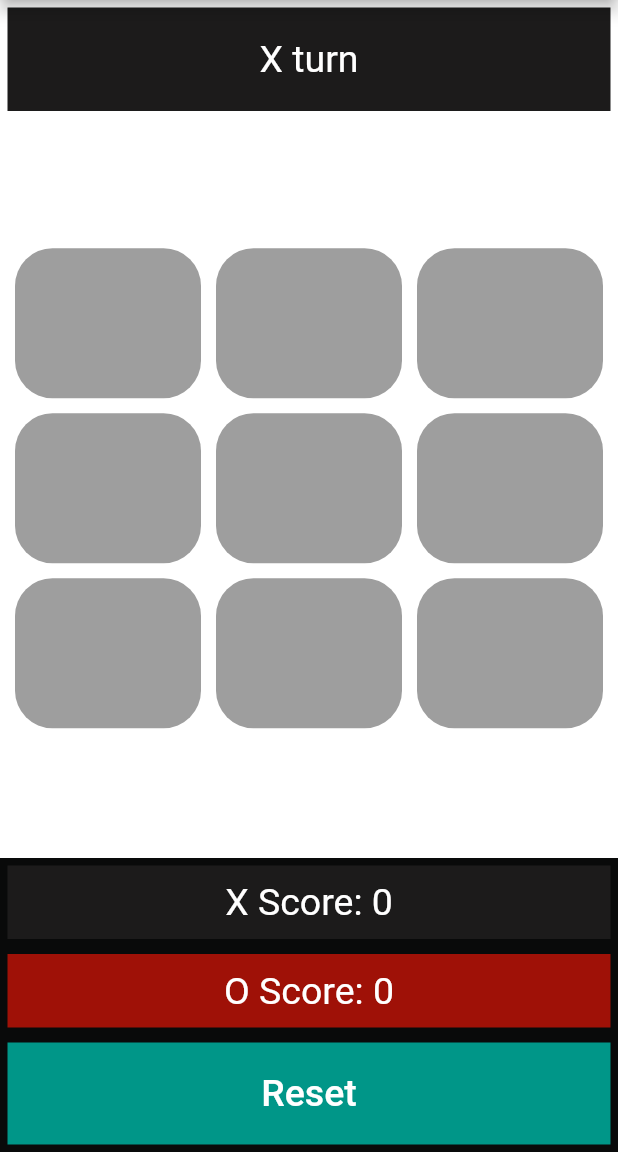
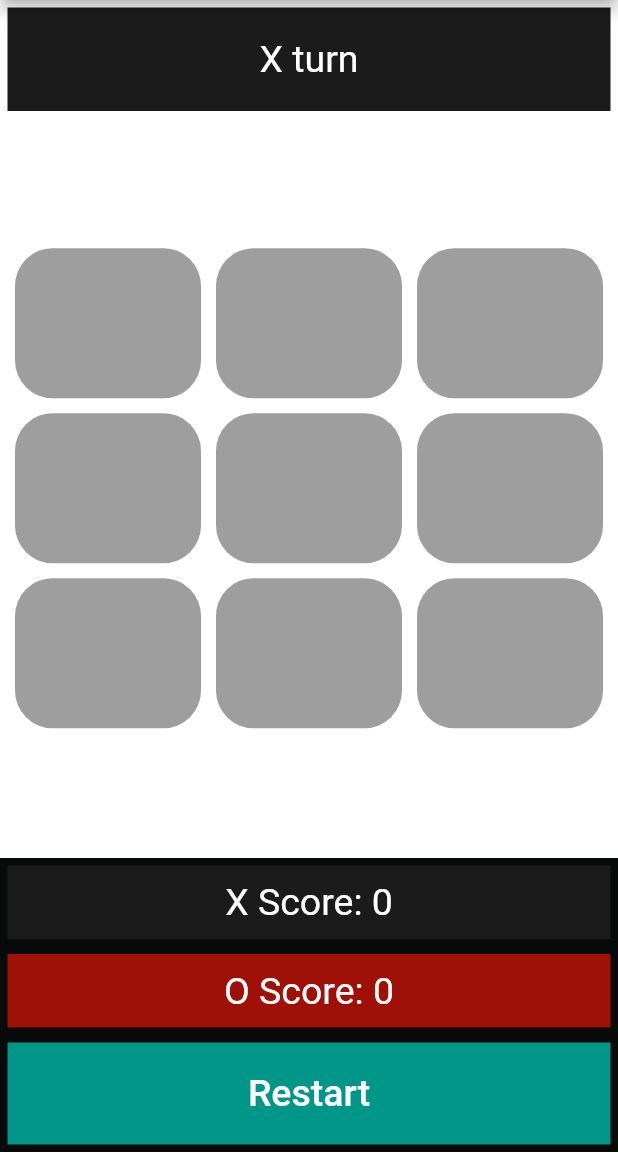
Before and after one commit to Akinyeleib/tictactoe, a Flutter app: the screen it shows after launch, on a phone screen of 412 x 824 dp, the part 84-1236 px from its top. Run offline on Flutter 3.47's test engine with Material 2 defaults, Android fonts, the phone set to English and light mode, and no system bars.

Commit message:
Little Changes

```diff
--- a/lib/helper.dart
+++ b/lib/helper.dart
@@ -13,6 +13,7 @@ const TextStyle score_container_style = TextStyle(
 );
 
 double my_height = 100;
+int showWinTime = 1;
 
 Color X_Color = Color.fromARGB(255, 28, 27, 27);
 Color O_Color = Color.fromARGB(255, 159, 17, 7);
--- a/lib/main.dart
+++ b/lib/main.dart
@@ -189,7 +189,7 @@ class _GameActivityState extends State<GameActivity> {
                     child: TextButton(
                       onPressed: restart,
                       child: const Text(
-                        "Reset",
+                        "Restart",
                         style: score_container_style,
                       ),
                     ),
@@ -217,7 +217,7 @@ class _GameActivityState extends State<GameActivity> {
             game_won = true;
             changeColor(c);
             Future.delayed(
-              const Duration(seconds: 2),
+              Duration(seconds: showWinTime),
               resetBoard,
             );
             if (played[c[0]] == "X")
```
